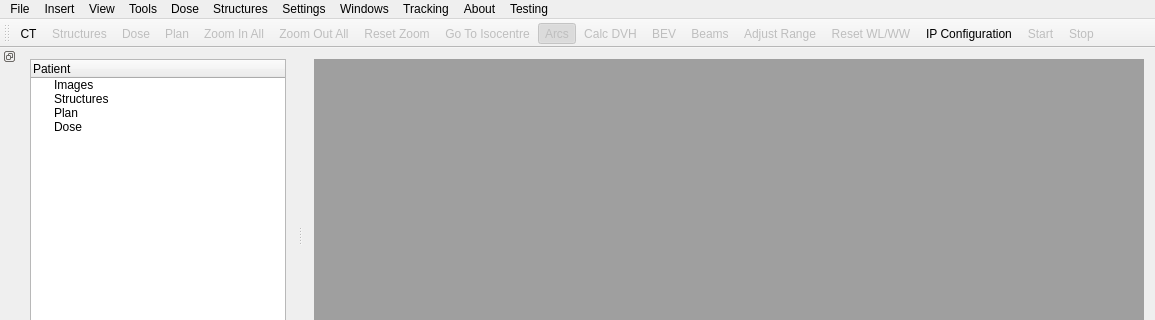
Above: mainwindow.ui from Jothy/KIMView before the change; both pictures show x 0 to 1155 and y 0 to 320 of the 1155 by 663 pixel window. Below: the same form after it.
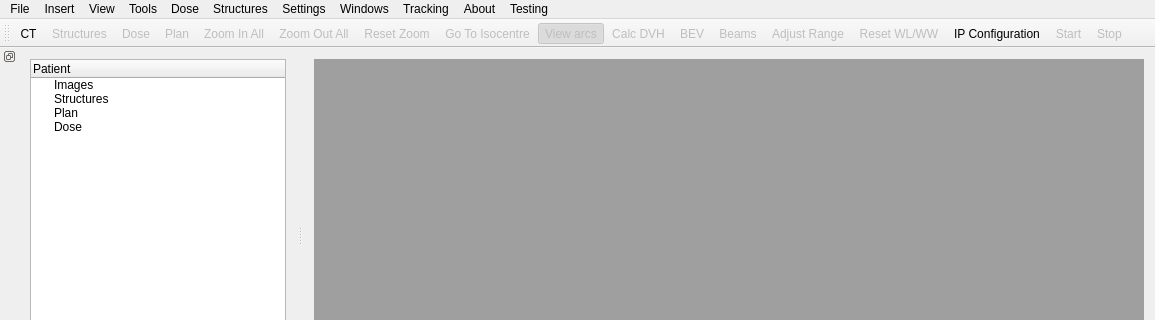
That is the form after the change. Icons and pictures are not drawn.

The edit to the form file:
```diff
--- a/mainwindow.ui
+++ b/mainwindow.ui
@@ -84,7 +84,7 @@
     <addaction name="action3DView"/>
     <addaction name="separator"/>
     <addaction name="actionShowBeams"/>
-    <addaction name="actionArcs"/>
+    <addaction name="actionArcsView"/>
     <addaction name="actionShowDose"/>
     <addaction name="actionShowContours"/>
     <addaction name="separator"/>
@@ -179,7 +179,7 @@
    <addaction name="actionZoom_Out_All"/>
    <addaction name="actionReset_Zoom"/>
    <addaction name="actionGo_To_Isocentre"/>
-   <addaction name="actionArcs"/>
+   <addaction name="actionArcsView"/>
    <addaction name="actionCalc_DVH"/>
    <addaction name="actionBEV"/>
    <addaction name="actionShowBeams"/>
@@ -812,7 +812,7 @@
     <string>About</string>
    </property>
   </action>
-  <action name="actionArcs">
+  <action name="actionArcsView">
    <property name="checkable">
     <bool>true</bool>
    </property>
@@ -827,7 +827,7 @@
      <normaloff>:/Icons/Arcs.png</normaloff>:/Icons/Arcs.png</iconset>
    </property>
    <property name="text">
-    <string>Arcs</string>
+    <string>View arcs</string>
    </property>
   </action>
  </widget>
```
